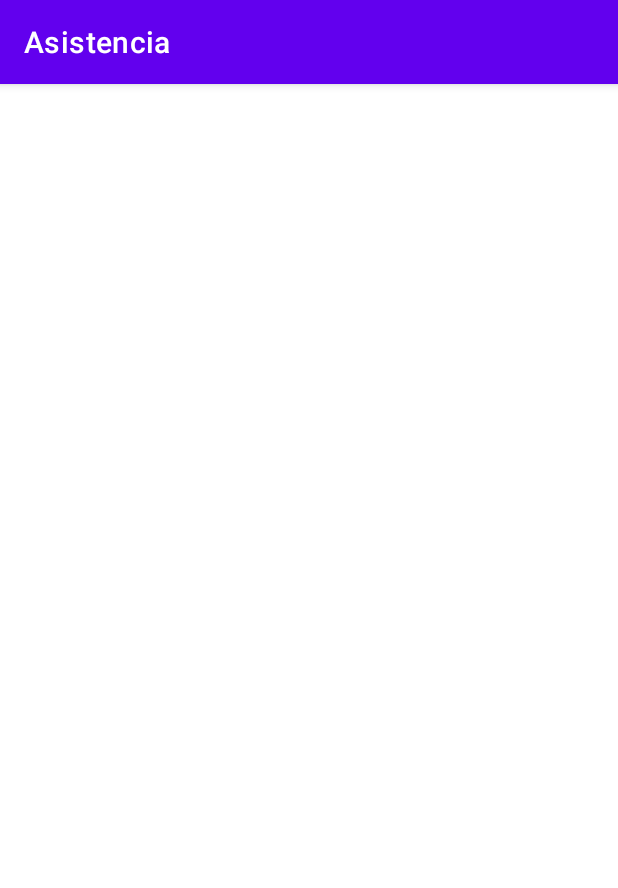
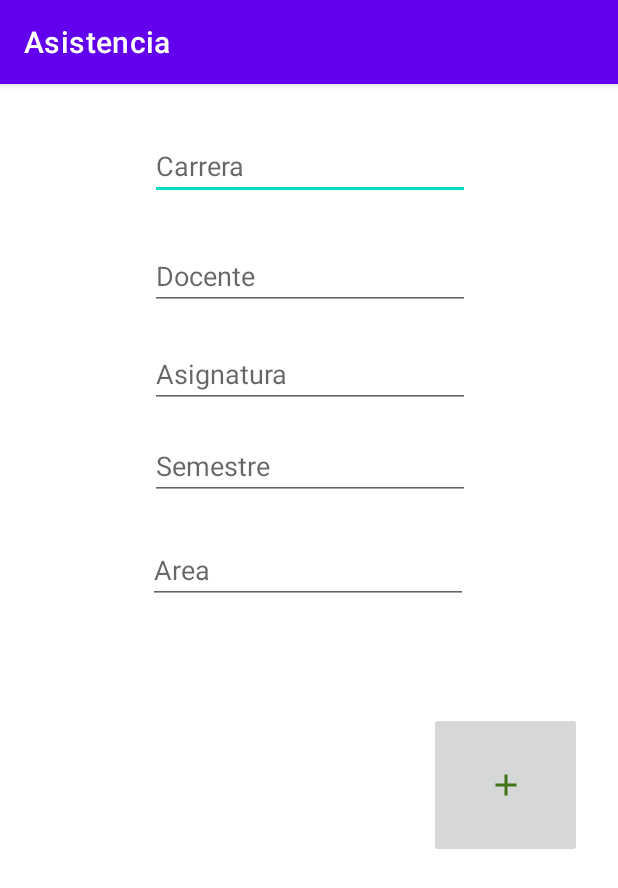
Before and after one commit to JeffrinMendez/Asistencia, an Android app: the screen it shows after launch (MainActivity), on a phone screen of 412 x 824 dp. Shown: the top 888 px of the screen. Run offline under Robolectric (Android 15) with nearby library versions, the phone set to English and light mode, and no system bars.

Commit message:
Agregue una nueva clase llamada SQLite y agregue valores ala interfaz de main activity

```diff
--- a/app/src/main/java/com/example/asistencia/SQLite.kt
+++ b/app/src/main/java/com/example/asistencia/SQLite.kt
@@ -13,7 +13,7 @@ class SQLite(
     errorHandler: DatabaseErrorHandler?
 ) : SQLiteOpenHelper(context, name, factory, version, errorHandler) {
     override fun onCreate(db: SQLiteDatabase?) {
-        db?.execSQL("create table asistencia (id int primary key, descripcion text, precio real)")
+        db?.execSQL("create table asistencia (id int primary key, carrera text, docente text, asignatura text, semestre text, area text)")
     }
 
     override fun onUpgrade(db: SQLiteDatabase?, oldVersion: Int, newVersion: Int) {
--- /dev/null
+++ b/app/src/main/res/drawable/ic_baseline_add_24.xml
@@ -0,0 +1,5 @@
+<vector android:height="24dp" android:tint="#407316"
+    android:viewportHeight="24" android:viewportWidth="24"
+    android:width="24dp" xmlns:android="http://schemas.android.com/apk/res/android">
+    <path android:fillColor="@android:color/white" android:pathData="M19,13h-6v6h-2v-6H5v-2h6V5h2v6h6v2z"/>
+</vector>
--- /dev/null
+++ b/app/src/main/res/drawable/ic_baseline_add_circle_outline_24.xml
@@ -0,0 +1,5 @@
+<vector android:height="24dp" android:tint="#3F9600"
+    android:viewportHeight="24" android:viewportWidth="24"
+    android:width="24dp" xmlns:android="http://schemas.android.com/apk/res/android">
+    <path android:fillColor="@android:color/white" android:pathData="M13,7h-2v4L7,11v2h4v4h2v-4h4v-2h-4L13,7zM12,2C6.48,2 2,6.48 2,12s4.48,10 10,10 10,-4.48 10,-10S17.52,2 12,2zM12,20c-4.41,0 -8,-3.59 -8,-8s3.59,-8 8,-8 8,3.59 8,8 -3.59,8 -8,8z"/>
+</vector>
--- a/app/src/main/res/layout/activity_main.xml
+++ b/app/src/main/res/layout/activity_main.xml
@@ -4,4 +4,81 @@
     xmlns:tools="http://schemas.android.com/tools"
     android:layout_width="match_parent"
     android:layout_height="match_parent"
-    tools:context=".MainActivity"/>
+    tools:context=".MainActivity">
+
+    <EditText
+        android:id="@+id/txtCarrera"
+        android:layout_width="wrap_content"
+        android:layout_height="wrap_content"
+        android:layout_marginTop="32dp"
+        android:ems="10"
+        android:hint="Carrera"
+        android:inputType="textPersonName"
+        app:layout_constraintEnd_toEndOf="parent"
+        app:layout_constraintHorizontal_bias="0.502"
+        app:layout_constraintStart_toStartOf="parent"
+        app:layout_constraintTop_toTopOf="parent" />
+
+    <EditText
+        android:id="@+id/txtDocente"
+        android:layout_width="wrap_content"
+        android:layout_height="wrap_content"
+        android:layout_marginTop="28dp"
+        android:ems="10"
+        android:hint="Docente"
+        android:inputType="textPersonName"
+        app:layout_constraintEnd_toEndOf="parent"
+        app:layout_constraintHorizontal_bias="0.502"
+        app:layout_constraintStart_toStartOf="parent"
+        app:layout_constraintTop_toBottomOf="@+id/txtCarrera" />
+
+    <EditText
+        android:id="@+id/txtAsignatura"
+        android:layout_width="wrap_content"
+        android:layout_height="wrap_content"
+        android:layout_marginTop="20dp"
+        android:ems="10"
+        android:hint="Asignatura"
+        android:inputType="textPersonName"
+        app:layout_constraintEnd_toEndOf="parent"
+        app:layout_constraintHorizontal_bias="0.502"
+        app:layout_constraintStart_toStartOf="parent"
+        app:layout_constraintTop_toBottomOf="@+id/txtDocente" />
+
+    <EditText
+        android:id="@+id/txtSemestre"
+        android:layout_width="wrap_content"
+        android:layout_height="wrap_content"
+        android:layout_marginTop="16dp"
+        android:ems="10"
+        android:hint="Semestre"
+        android:inputType="textPersonName"
+        app:layout_constraintEnd_toEndOf="parent"
+        app:layout_constraintHorizontal_bias="0.502"
+        app:layout_constraintStart_toStartOf="parent"
+        app:layout_constraintTop_toBottomOf="@+id/txtAsignatura" />
+
+    <EditText
+        android:id="@+id/txtArea"
+        android:layout_width="wrap_content"
+        android:layout_height="wrap_content"
+        android:layout_marginTop="24dp"
+        android:ems="10"
+        android:hint="Area"
+        android:inputType="textPersonName"
+        app:layout_constraintEnd_toEndOf="parent"
+        app:layout_constraintHorizontal_bias="0.497"
+        app:layout_constraintStart_toStartOf="parent"
+        app:layout_constraintTop_toBottomOf="@+id/txtSemestre" />
+
+    <ImageButton
+        android:id="@+id/imageButton2"
+        android:layout_width="102dp"
+        android:layout_height="97dp"
+        android:layout_marginTop="72dp"
+        android:layout_marginEnd="24dp"
+        app:layout_constraintEnd_toEndOf="parent"
+        app:layout_constraintTop_toBottomOf="@+id/txtArea"
+        app:srcCompat="@drawable/ic_baseline_add_24" />
+
+</androidx.constraintlayout.widget.ConstraintLayout>
```
